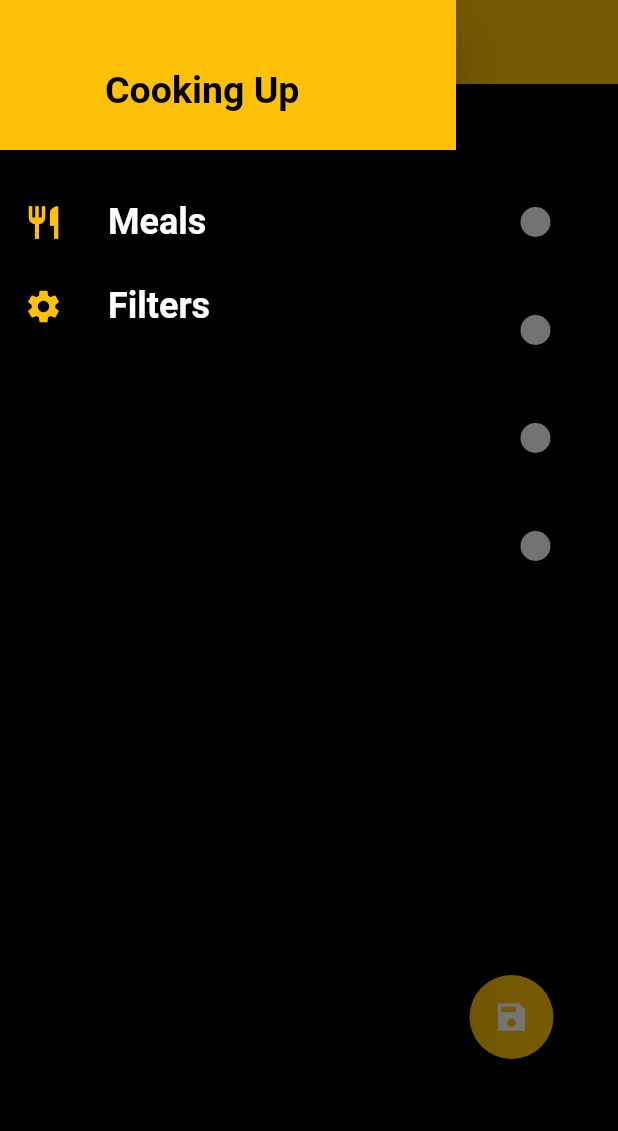
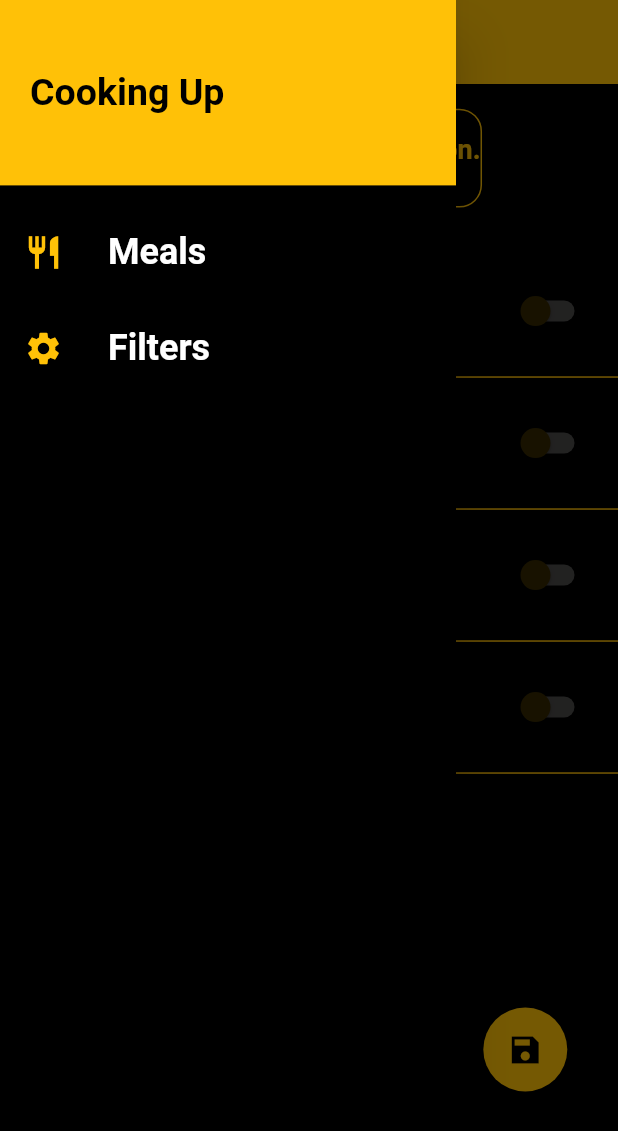
Before and after one commit to dushyant-sharma937/Meals_app, a Flutter app: the FiltersScreen screen opened by its route, with the side drawer open, on a phone screen of 412 x 824 dp. Shown: the top 1131 px of the screen. Run offline on Flutter 3.47's test engine with Material 2 defaults, Android fonts, the phone set to English and light mode, and no system bars; Roboto replaces fonts that are missing (Raleway, RobotoCondensed).

Commit message:
made the app user addaptive

```diff
--- a/lib/screens/filters_screen.dart
+++ b/lib/screens/filters_screen.dart
@@ -33,9 +33,25 @@ class _FiltersScreenState extends State<FiltersScreen> {
     return SwitchListTile(
       value: currentValue,
       onChanged: updateValue,
+      inactiveThumbColor: const Color.fromARGB(255, 52, 39, 0),
+      inactiveTrackColor: const Color.fromARGB(255, 75, 74, 73),
       activeColor: Theme.of(context).colorScheme.primary,
-      title: Text(title),
-      subtitle: Text(description),
+      title: Text(
+        title,
+        style: const TextStyle(
+          color: Colors.white,
+          fontWeight: FontWeight.w600,
+          fontSize: 16,
+        ),
+      ),
+      subtitle: Text(
+        description,
+        style: const TextStyle(
+          color: Colors.white,
+          fontWeight: FontWeight.w500,
+          fontSize: 14,
+        ),
+      ),
     );
   }
 
@@ -43,15 +59,36 @@ class _FiltersScreenState extends State<FiltersScreen> {
   Widget build(BuildContext context) {
     return Scaffold(
       appBar: AppBar(
-        title: const Text('Your Filters'),
+        title: Text(
+          'Your Filters',
+          style: Theme.of(context).textTheme.titleLarge,
+        ),
+        iconTheme:
+            IconThemeData(color: Theme.of(context).colorScheme.secondary),
       ),
       drawer: const MainDrawer(),
       body: Column(
         children: <Widget>[
+          SizedBox(
+            height: MediaQuery.of(context).size.height * 0.02,
+          ),
           Container(
-            padding: const EdgeInsets.all(20),
+            height: MediaQuery.of(context).size.height * 0.08,
+            padding: EdgeInsets.only(
+                top: MediaQuery.of(context).size.height * 0.019,
+                left: MediaQuery.of(context).size.width * 0.02),
+            decoration: BoxDecoration(
+                border:
+                    Border.all(color: Theme.of(context).colorScheme.primary),
+                borderRadius: BorderRadius.circular(15)),
             child: Text('Adjust your meal selection.',
-                style: Theme.of(context).textTheme.titleMedium),
+                style: TextStyle(
+                    color: Theme.of(context).colorScheme.primary,
+                    fontSize: 18,
+                    fontWeight: FontWeight.w600)),
+          ),
+          SizedBox(
+            height: MediaQuery.of(context).size.height * 0.04,
           ),
           Expanded(
               child: ListView(
@@ -64,6 +101,8 @@ class _FiltersScreenState extends State<FiltersScreen> {
                   },
                 );
               }),
+              Divider(
+                  color: Theme.of(context).colorScheme.primary, thickness: 1),
               _buildSwitchListTile(
                   'Vegetarian', 'Only include vegetarian meals.', _vegetarian,
                   (newValue) {
@@ -73,6 +112,8 @@ class _FiltersScreenState extends State<FiltersScreen> {
                   },
                 );
               }),
+              Divider(
+                  color: Theme.of(context).colorScheme.primary, thickness: 1),
               _buildSwitchListTile('Vegan', 'Only include vegan meals.', _vegan,
                   (newValue) {
                 setState(
@@ -81,6 +122,8 @@ class _FiltersScreenState extends State<FiltersScreen> {
                   },
                 );
               }),
+              Divider(
+                  color: Theme.of(context).colorScheme.primary, thickness: 1),
               _buildSwitchListTile('Lactose-free',
                   'Only include lactose-free meals.', _lactoseFree, (newValue) {
                 setState(
@@ -89,8 +132,12 @@ class _FiltersScreenState extends State<FiltersScreen> {
                   },
                 );
               }),
+              Divider(
+                  color: Theme.of(context).colorScheme.primary, thickness: 1),
               Container(
-                margin: const EdgeInsets.only(top: 250, left: 270),
+                margin: EdgeInsets.only(
+                    top: MediaQuery.of(context).size.height * 0.18,
+                    left: MediaQuery.of(context).size.width * 0.7),
                 child: FloatingActionButton(
                   onPressed: () {
                     final selectedFilters = {
@@ -102,7 +149,8 @@ class _FiltersScreenState extends State<FiltersScreen> {
                     widget.saveFilters(selectedFilters);
                   },
                   backgroundColor: Theme.of(context).colorScheme.primary,
-                  child: const Icon(Icons.save_sharp),
+                  child: Icon(Icons.save_sharp,
+                      color: Theme.of(context).colorScheme.secondary),
                 ),
               )
             ],
--- a/lib/widgets/category_item.dart
+++ b/lib/widgets/category_item.dart
@@ -21,7 +21,7 @@ class CategoryItem extends StatelessWidget {
       splashColor: Theme.of(context).colorScheme.secondary,
       borderRadius: BorderRadius.circular(15),
       child: Container(
-        padding: const EdgeInsets.all(20),
+        padding: EdgeInsets.all(MediaQuery.of(context).size.width * 0.03),
         decoration: BoxDecoration(
             gradient: LinearGradient(colors: [
               color.withOpacity(0.6),
--- a/lib/widgets/main_drawer.dart
+++ b/lib/widgets/main_drawer.dart
@@ -31,13 +31,14 @@ class MainDrawer extends StatelessWidget {
       child: Column(
         children: [
           Container(
-            height: 100,
+            height: MediaQuery.of(context).size.height * 0.15,
             width: double.infinity,
             color: Theme.of(context).colorScheme.primary,
             padding: const EdgeInsets.all(20),
             alignment: Alignment.centerLeft,
             child: Container(
-              margin: const EdgeInsets.only(top: 20, left: 50),
+              margin: MediaQuery.of(context)
+                  .padding, // const EdgeInsets.only(top: 20, left: 50),
               child: Text(
                 'Cooking Up',
                 style: TextStyle(
@@ -48,12 +49,15 @@ class MainDrawer extends StatelessWidget {
               ),
             ),
           ),
-          const SizedBox(
-            height: 20,
+          SizedBox(
+            height: MediaQuery.of(context).size.height * 0.02,
           ),
           buildListTile('Meals', Icons.restaurant, () {
             Navigator.of(context).pushReplacementNamed('/');
           }, context),
+          SizedBox(
+            height: MediaQuery.of(context).size.height * 0.01,
+          ),
           buildListTile('Filters', Icons.settings, () {
             Navigator.of(context).pushReplacementNamed(FiltersScreen.routeName);
           }, context),
```
Also changed, not shown: lib/screens/categories_screen.dart (+5 -5 lines), lib/screens/meal_detail_screen.dart (+17 -13 lines), lib/widgets/meal_item.dart (+46 -14 lines).
